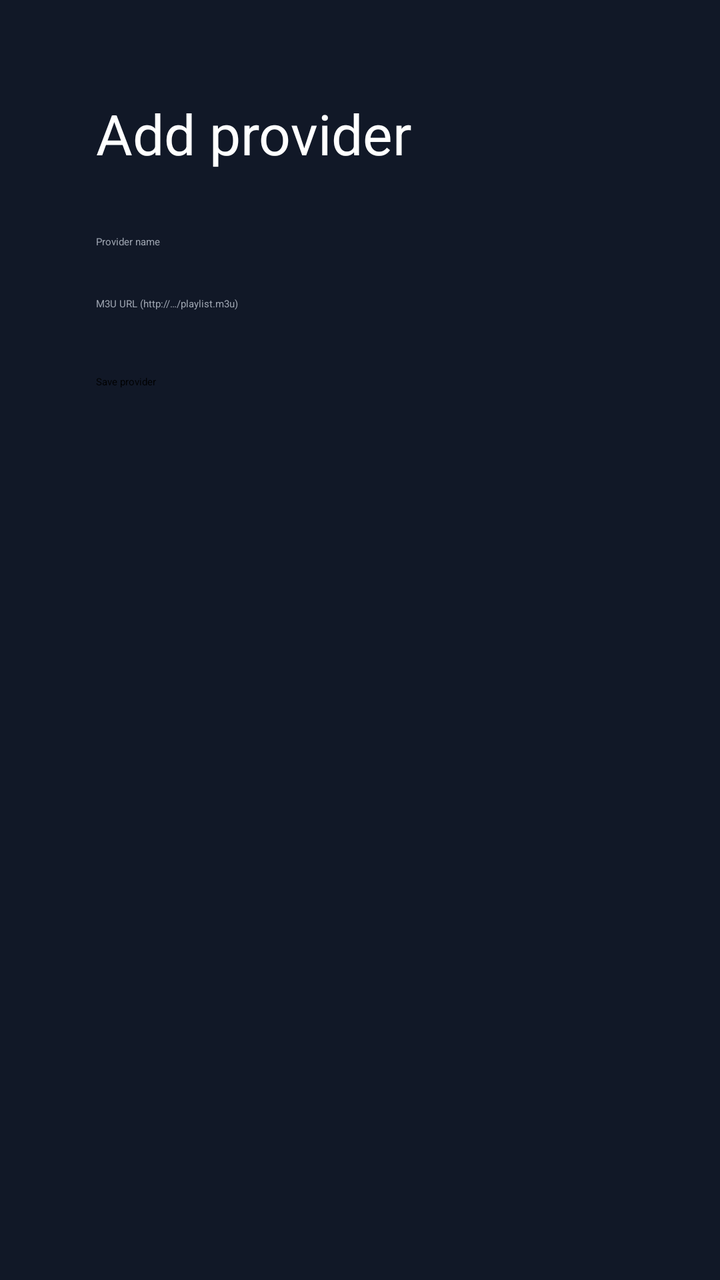
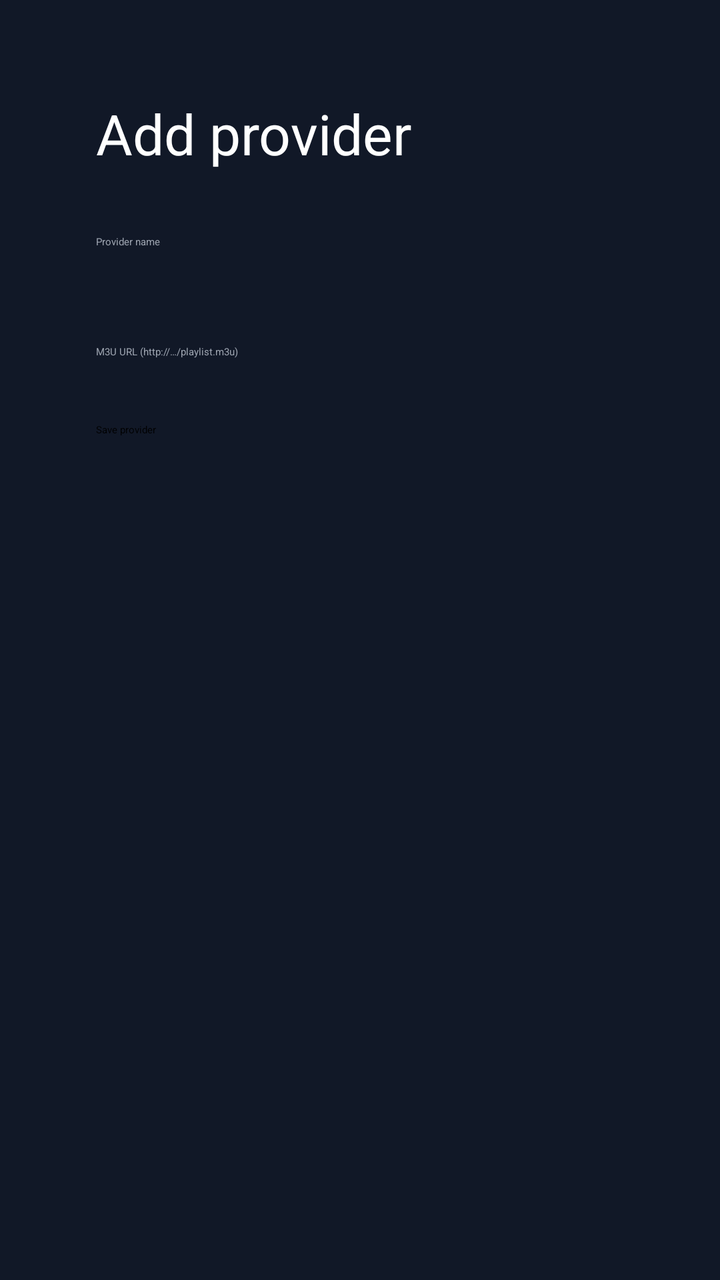

The first picture is an Android layout as it rendered before a commit; the second is the same layout after the commit. The layout source and the unified diff follow.
<!-- AndroidManifest.xml: activity theme Theme.Leanback -->
<!-- res/layout/activity_add_provider.xml -->
<?xml version="1.0" encoding="utf-8"?>
<LinearLayout xmlns:android="http://schemas.android.com/apk/res/android"
    android:layout_width="match_parent"
    android:layout_height="match_parent"
    android:background="#111827"
    android:orientation="vertical"
    android:padding="48dp">

    <TextView
        android:layout_width="wrap_content"
        android:layout_height="wrap_content"
        android:text="@string/add_provider_title"
        android:textColor="#FFFFFF"
        android:textSize="28sp" />

    <EditText
        android:id="@+id/provider_name_input"
        android:layout_width="match_parent"
        android:layout_height="wrap_content"
        android:layout_marginTop="32dp"
        android:hint="@string/provider_name_hint"
        android:inputType="text"
        android:textColor="#FFFFFF"
        android:textColorHint="#9CA3AF" />

    <EditText
        android:id="@+id/provider_url_input"
        android:layout_width="match_parent"
        android:layout_height="wrap_content"
        android:layout_marginTop="24dp"
        android:hint="@string/provider_url_hint"
        android:inputType="textUri"
        android:textColor="#FFFFFF"
        android:textColorHint="#9CA3AF" />

    <Button
        android:id="@+id/save_button"
        android:layout_width="wrap_content"
        android:layout_height="wrap_content"
        android:layout_marginTop="32dp"
        android:text="@string/save_provider" />
</LinearLayout>
<!-- resources referenced by this layout -->
<resources>
  <string name="add_provider_title">Add provider</string>
  <string name="provider_name_hint">Provider name</string>
  <string name="provider_url_hint">M3U URL (http://…/playlist.m3u)</string>
  <string name="save_provider">Save provider</string>
</resources>

<!-- the commit's change to res/layout/activity_add_provider.xml (unified diff, before → after) -->
@@ -23,15 +23,74 @@
         android:textColor="#FFFFFF"
         android:textColorHint="#9CA3AF" />
 
-    <EditText
-        android:id="@+id/provider_url_input"
+    <Spinner
+        android:id="@+id/provider_type_spinner"
         android:layout_width="match_parent"
         android:layout_height="wrap_content"
-        android:layout_marginTop="24dp"
-        android:hint="@string/provider_url_hint"
-        android:inputType="textUri"
-        android:textColor="#FFFFFF"
-        android:textColorHint="#9CA3AF" />
+        android:layout_marginTop="24dp" />
+
+    <LinearLayout
+        android:id="@+id/m3u_group"
+        android:layout_width="match_parent"
+        android:layout_height="wrap_content"
+        android:orientation="vertical">
+
+        <EditText
+            android:id="@+id/provider_url_input"
+            android:layout_width="match_parent"
+            android:layout_height="wrap_content"
+            android:layout_marginTop="24dp"
+            android:hint="@string/provider_url_hint"
+            android:inputType="textUri"
+            android:textColor="#FFFFFF"
+            android:textColorHint="#9CA3AF" />
+    </LinearLayout>
+
+    <LinearLayout
+        android:id="@+id/xtream_group"
+        android:layout_width="match_parent"
+        android:layout_height="wrap_content"
+        android:orientation="vertical"
+        android:visibility="gone">
+
+        <EditText
+            android:id="@+id/xtream_server_input"
+            android:layout_width="match_parent"
+            android:layout_height="wrap_content"
+            android:layout_marginTop="24dp"
+            android:hint="@string/xtream_server_hint"
+            android:inputType="textUri"
+            android:textColor="#FFFFFF"
+            android:textColorHint="#9CA3AF" />
+
+        <EditText
+            android:id="@+id/xtream_user_input"
+            android:layout_width="match_parent"
+            android:layout_height="wrap_content"
+            android:layout_marginTop="24dp"
+            android:hint="@string/xtream_user_hint"
+            android:inputType="text"
+            android:textColor="#FFFFFF"
+            android:textColorHint="#9CA3AF" />
+
+        <EditText
+            android:id="@+id/xtream_pass_input"
+            android:layout_width="match_parent"
+            android:layout_height="wrap_content"
+            android:layout_marginTop="24dp"
+            android:hint="@string/xtream_pass_hint"
+            android:inputType="textPassword"
+            android:textColor="#FFFFFF"
+            android:textColorHint="#9CA3AF" />
+
+        <TextView
+            android:id="@+id/xtream_note"
+            android:layout_width="match_parent"
+            android:layout_height="wrap_content"
+            android:layout_marginTop="16dp"
+            android:textColor="#9CA3AF"
+            android:textSize="16sp" />
+    </LinearLayout>
 
     <Button
         android:id="@+id/save_button"
<!-- resource entries referenced after the edit -->
@@ -4,5 +4,8 @@
   <string name="provider_name_hint">Provider name</string>
   <string name="provider_url_hint">M3U URL (http://…/playlist.m3u)</string>
   <string name="save_provider">Save provider</string>
+  <string name="xtream_pass_hint">Password</string>
+  <string name="xtream_server_hint">Server address (http://…)</string>
+  <string name="xtream_user_hint">Username</string>
 </resources>
 
